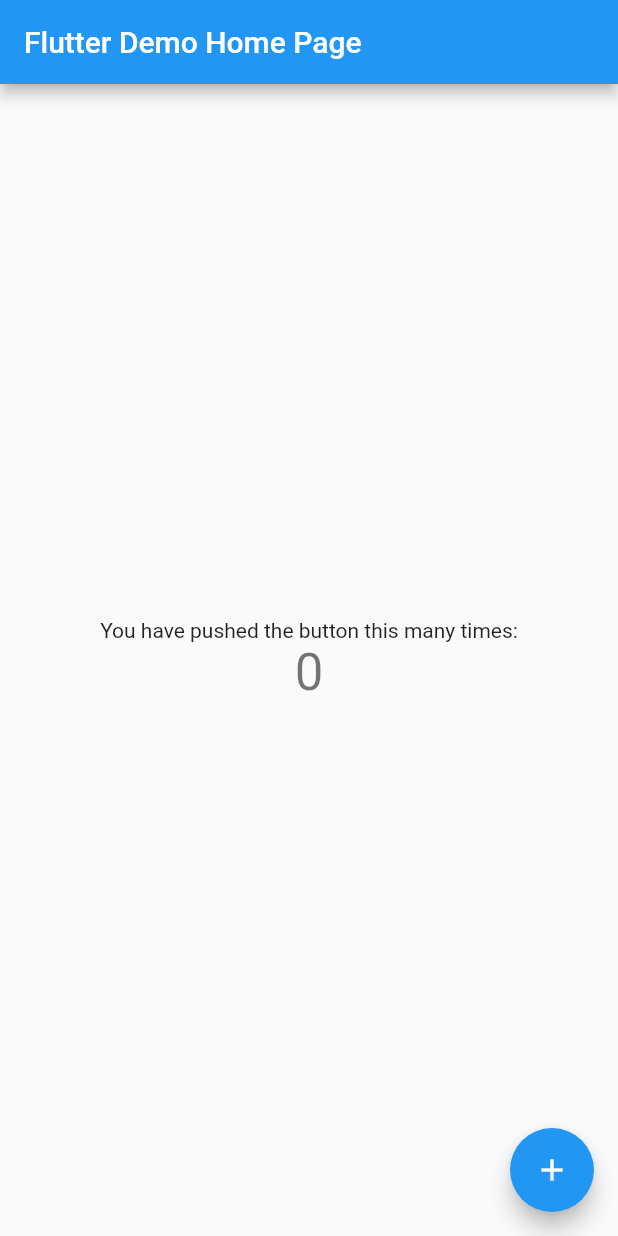
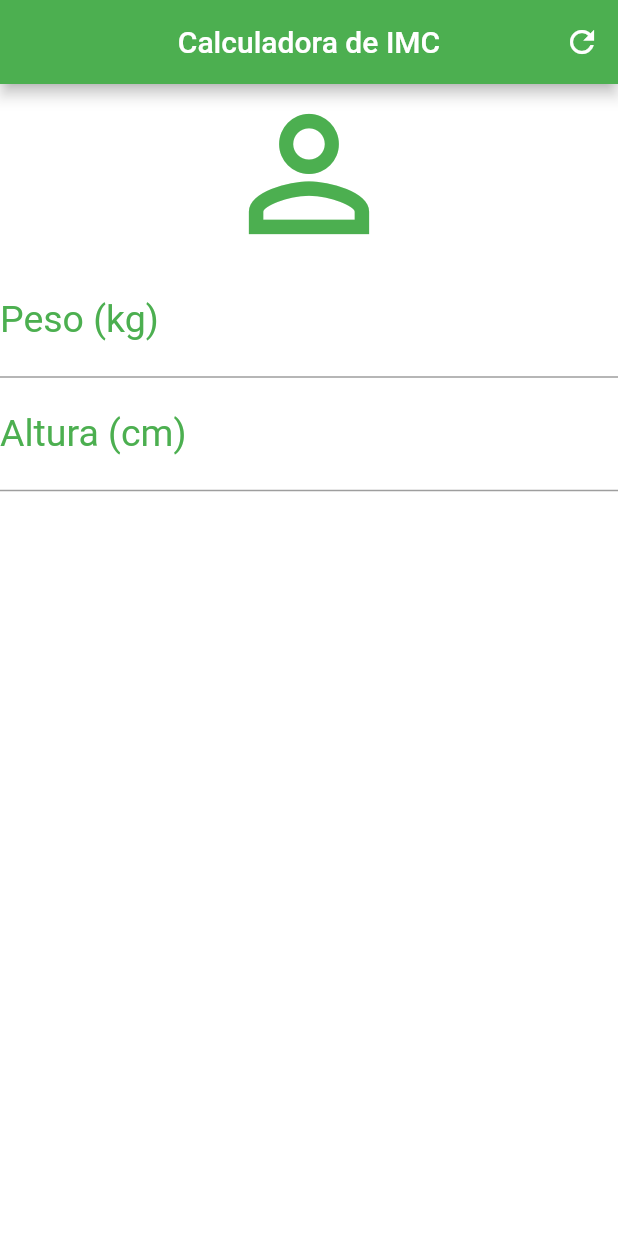
Before and after one commit to LucasMouraMacedo/calculadora_imc, a Flutter app: the screen it shows after launch, on a phone screen of 412 x 824 dp. Run offline on Flutter 3.47's test engine with Material 2 defaults, Android fonts, the phone set to English and light mode, and no system bars.

Commit message:
update main.dart

```diff
--- a/lib/main.dart
+++ b/lib/main.dart
@@ -1,117 +1,54 @@
 import 'package:flutter/material.dart';
 
 void main() {
-  runApp(MyApp());
+  runApp(MaterialApp(
+    home: Home(),
+  ));
 }
 
-class MyApp extends StatelessWidget {
-  // This widget is the root of your application.
+class Home extends StatefulWidget {
+  @override
+  _HomeState createState() => _HomeState();
+}
+
+class _HomeState extends State<Home> {
   @override
   Widget build(BuildContext context) {
-    return MaterialApp(
-      title: 'Flutter Demo',
-      theme: ThemeData(
-        // This is the theme of your application.
-        //
-        // Try running your application with "flutter run". You'll see the
-        // application has a blue toolbar. Then, without quitting the app, try
-        // changing the primarySwatch below to Colors.green and then invoke
-        // "hot reload" (press "r" in the console where you ran "flutter run",
-        // or simply save your changes to "hot reload" in a Flutter IDE).
-        // Notice that the counter didn't reset back to zero; the application
-        // is not restarted.
-        primarySwatch: Colors.blue,
-        // This makes the visual density adapt to the platform that you run
-        // the app on. For desktop platforms, the controls will be smaller and
-        // closer together (more dense) than on mobile platforms.
-        visualDensity: VisualDensity.adaptivePlatformDensity,
+    return Scaffold(
+      appBar: AppBar(
+        title: Text("Calculadora de IMC"),
+        centerTitle: true,
+        backgroundColor: Colors.green,
+        actions: <Widget>[
+          IconButton(
+            icon: Icon(Icons.refresh),
+            onPressed: () {},
+          )
+        ],
       ),
-      home: MyHomePage(title: 'Flutter Demo Home Page'),
+      backgroundColor: Colors.white,
+      body: Column(
+        crossAxisAlignment: CrossAxisAlignment.stretch,
+        children: <Widget>[
+          Icon(Icons.person_outline, size: 120.0, color: Colors.green),
+          TextField(
+            keyboardType: TextInputType.number,
+            decoration: InputDecoration(
+                labelText: "Peso (kg)",
+                labelStyle: TextStyle(color: Colors.green)),
+            textAlign: TextAlign.center,
+            style: TextStyle(color: Colors.green, fontSize: 25.0),
+          ),
+          TextField(
+            keyboardType: TextInputType.number,
+            decoration: InputDecoration(
+                labelText: "Altura (cm)",
+                labelStyle: TextStyle(color: Colors.green)),
+            textAlign: TextAlign.center,
+            style: TextStyle(color: Colors.green, fontSize: 25.0),
+          )
+        ],
+      ),
     );
   }
 }
-
-class MyHomePage extends StatefulWidget {
-  MyHomePage({Key key, this.title}) : super(key: key);
-
-  // This widget is the home page of your application. It is stateful, meaning
-  // that it has a State object (defined below) that contains fields that affect
-  // how it looks.
-
-  // This class is the configuration for the state. It holds the values (in this
-  // case the title) provided by the parent (in this case the App widget) and
-  // used by the build method of the State. Fields in a Widget subclass are
-  // always marked "final".
-
-  final String title;
-
-  @override
-  _MyHomePageState createState() => _MyHomePageState();
-}
-
-class _MyHomePageState extends State<MyHomePage> {
-  int _counter = 0;
-
-  void _incrementCounter() {
-    setState(() {
-      // This call to setState tells the Flutter framework that something has
-      // changed in this State, which causes it to rerun the build method below
-      // so that the display can reflect the updated values. If we changed
-      // _counter without calling setState(), then the build method would not be
-      // called again, and so nothing would appear to happen.
-      _counter++;
-    });
-  }
-
-  @override
-  Widget build(BuildContext context) {
-    // This method is rerun every time setState is called, for instance as done
-    // by the _incrementCounter method above.
-    //
-    // The Flutter framework has been optimized to make rerunning build methods
-    // fast, so that you can just rebuild anything that needs updating rather
-    // than having to individually change instances of widgets.
-    return Scaffold(
-      appBar: AppBar(
-        // Here we take the value from the MyHomePage object that was created by
-        // the App.build method, and use it to set our appbar title.
-        title: Text(widget.title),
-      ),
-      body: Center(
-        // Center is a layout widget. It takes a single child and positions it
-        // in the middle of the parent.
-        child: Column(
-          // Column is also a layout widget. It takes a list of children and
-          // arranges them vertically. By default, it sizes itself to fit its
-          // children horizontally, and tries to be as tall as its parent.
-          //
-          // Invoke "debug painting" (press "p" in the console, choose the
-          // "Toggle Debug Paint" action from the Flutter Inspector in Android
-          // Studio, or the "Toggle Debug Paint" command in Visual Studio Code)
-          // to see the wireframe for each widget.
-          //
-          // Column has various properties to control how it sizes itself and
-          // how it positions its children. Here we use mainAxisAlignment to
-          // center the children vertically; the main axis here is the vertical
-          // axis because Columns are vertical (the cross axis would be
-          // horizontal).
-          mainAxisAlignment: MainAxisAlignment.center,
-          children: <Widget>[
-            Text(
-              'You have pushed the button this many times:',
-            ),
-            Text(
-              '$_counter',
-              style: Theme.of(context).textTheme.headline4,
-            ),
-          ],
-        ),
-      ),
-      floatingActionButton: FloatingActionButton(
-        onPressed: _incrementCounter,
-        tooltip: 'Increment',
-        child: Icon(Icons.add),
-      ), // This trailing comma makes auto-formatting nicer for build methods.
-    );
-  }
-}
```
